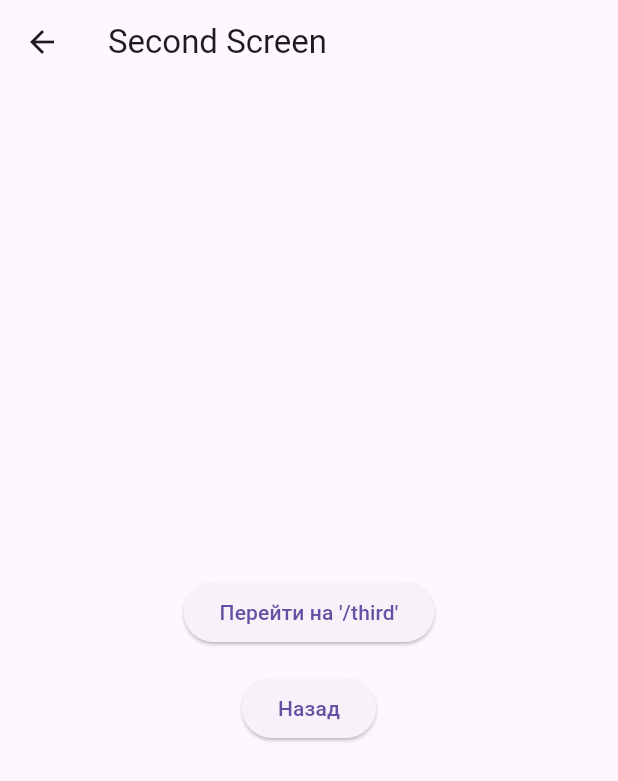
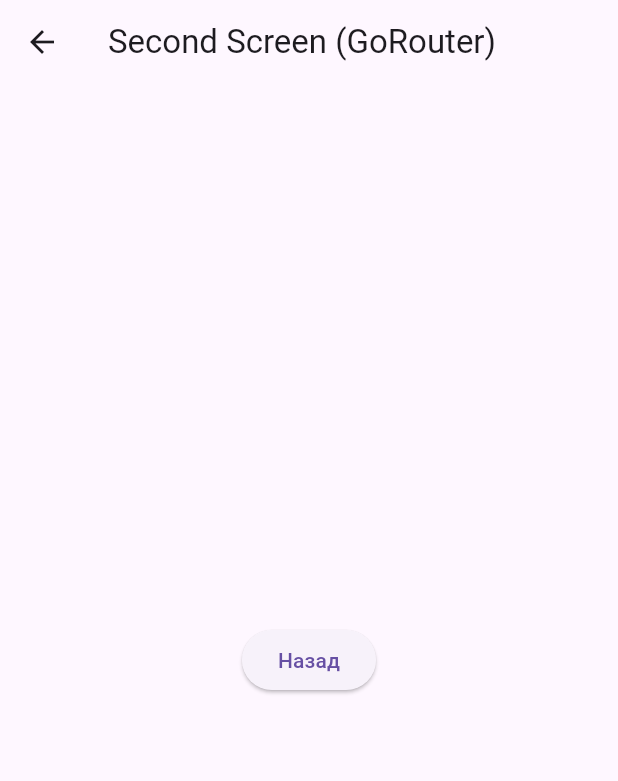
Before and after one commit to lobachmax86/mobdev, a Flutter app: the screen it shows after launch, after a tap on "Перейти на '/second'", on a phone screen of 412 x 824 dp. Shown: the top 781 px of the screen. Run offline on Flutter 3.47's test engine with Material 3 defaults, Android fonts, the phone set to English and light mode, and no system bars; our stand-ins replace go_router.

Commit message:
Lab 2: GoRouter

```diff
--- a/lib/main.dart
+++ b/lib/main.dart
@@ -1,25 +1,34 @@
 import 'package:flutter/material.dart';
+import 'package:go_router/go_router.dart';
 import 'main_screen.dart';
 import 'second_screen.dart';
-import 'third_screen.dart';
 
 void main() {
   runApp(const MyApp());
 }
+
+// Глобальный роутер
+final GoRouter _router = GoRouter(
+  routes: [
+    GoRoute(
+      path: '/',
+      builder: (context, state) => const MainScreen(),
+    ),
+    GoRoute(
+      path: '/second',
+      builder: (context, state) => const SecondScreen(),
+    ),
+  ],
+);
 
 class MyApp extends StatelessWidget {
   const MyApp({super.key});
 
   @override
   Widget build(BuildContext context) {
-    return MaterialApp(
+    return MaterialApp.router(
       debugShowCheckedModeBanner: false,
-      initialRoute: '/',
-      routes: {
-        '/': (context) => const MainScreen(),
-        '/second': (context) => const SecondScreen(),
-        '/third': (context) => const ThirdScreen(),
-      },
+      routerConfig: _router,
     );
   }
 }
--- a/lib/main_screen.dart
+++ b/lib/main_screen.dart
@@ -1,4 +1,5 @@
 import 'package:flutter/material.dart';
+import 'package:go_router/go_router.dart';
 
 class MainScreen extends StatelessWidget {
   const MainScreen({super.key});
@@ -6,25 +7,13 @@ class MainScreen extends StatelessWidget {
   @override
   Widget build(BuildContext context) {
     return Scaffold(
-      appBar: AppBar(title: const Text('Main Screen')),
+      appBar: AppBar(title: const Text('Main Screen (GoRouter)')),
       body: Center(
-        child: Column(
-          mainAxisSize: MainAxisSize.min,
-          children: [
-            ElevatedButton(
-              onPressed: () {
-                Navigator.pushNamed(context, '/second');
-              },
-              child: const Text("Перейти на '/second'"),
-            ),
-            const SizedBox(height: 16),
-            ElevatedButton(
-              onPressed: () {
-                Navigator.pushNamed(context, '/third');
-              },
-              child: const Text("Перейти на '/third'"),
-            ),
-          ],
+        child: ElevatedButton(
+          onPressed: () {
+            context.push('/second'); // переход через GoRouter
+          },
+          child: const Text("Перейти на '/second'"),
         ),
       ),
     );
--- a/lib/second_screen.dart
+++ b/lib/second_screen.dart
@@ -1,4 +1,5 @@
 import 'package:flutter/material.dart';
+import 'package:go_router/go_router.dart';
 
 class SecondScreen extends StatelessWidget {
   const SecondScreen({super.key});
@@ -6,25 +7,13 @@ class SecondScreen extends StatelessWidget {
   @override
   Widget build(BuildContext context) {
     return Scaffold(
-      appBar: AppBar(title: const Text('Second Screen')),
+      appBar: AppBar(title: const Text('Second Screen (GoRouter)')),
       body: Center(
-        child: Column(
-          mainAxisSize: MainAxisSize.min,
-          children: [
-            ElevatedButton(
-              onPressed: () {
-                Navigator.pushNamed(context, '/third');
-              },
-              child: const Text("Перейти на '/third'"),
-            ),
-            const SizedBox(height: 16),
-            ElevatedButton(
-              onPressed: () {
-                Navigator.pop(context);
-              },
-              child: const Text('Назад'),
-            ),
-          ],
+        child: ElevatedButton(
+          onPressed: () {
+            context.pop(); // вернуться назад
+          },
+          child: const Text('Назад'),
         ),
       ),
     );
--- a/lib/third_screen.dart
+++ /dev/null
@@ -1,20 +0,0 @@
-import 'package:flutter/material.dart';
-
-class ThirdScreen extends StatelessWidget {
-  const ThirdScreen({super.key});
-
-  @override
-  Widget build(BuildContext context) {
-    return Scaffold(
-      appBar: AppBar(title: const Text('Third Screen')),
-      body: Center(
-        child: ElevatedButton(
-          onPressed: () {
-            Navigator.pop(context);
-          },
-          child: const Text('Назад'),
-        ),
-      ),
-    );
-  }
-}
--- a/pubspec.yaml
+++ b/pubspec.yaml
@@ -9,6 +9,7 @@ environment:
 dependencies:
   flutter:
     sdk: flutter
+  go_router: ^13.0.0
 
 dev_dependencies:
   flutter_test:
```
Also changed, not shown: pubspec.lock.
